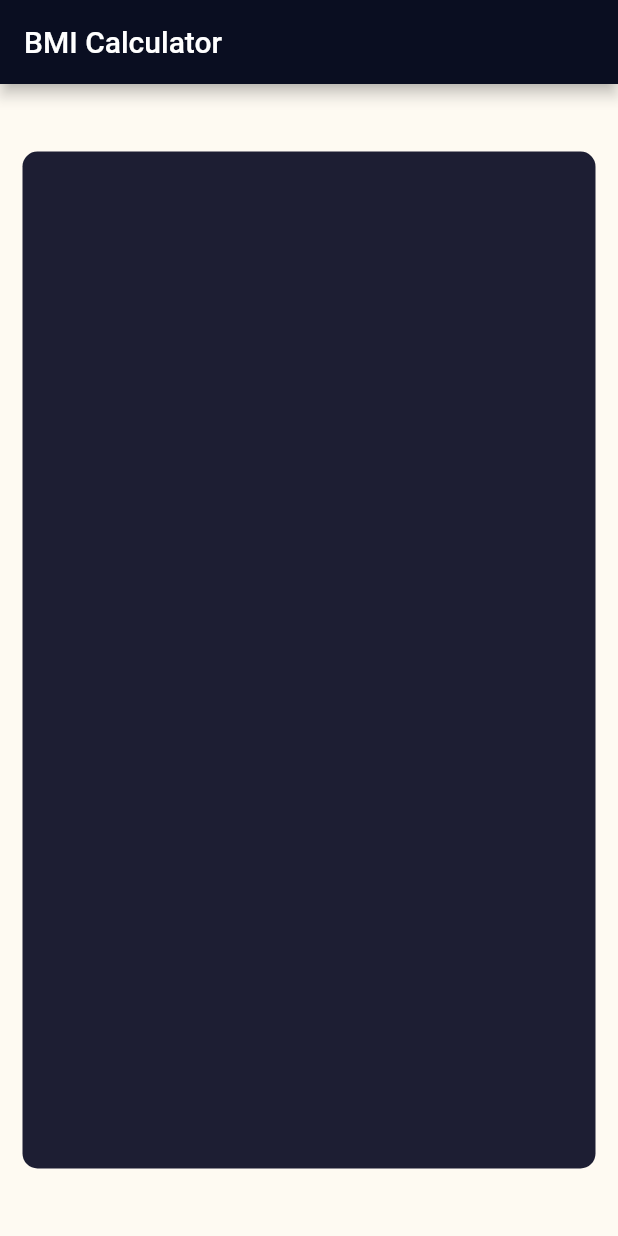
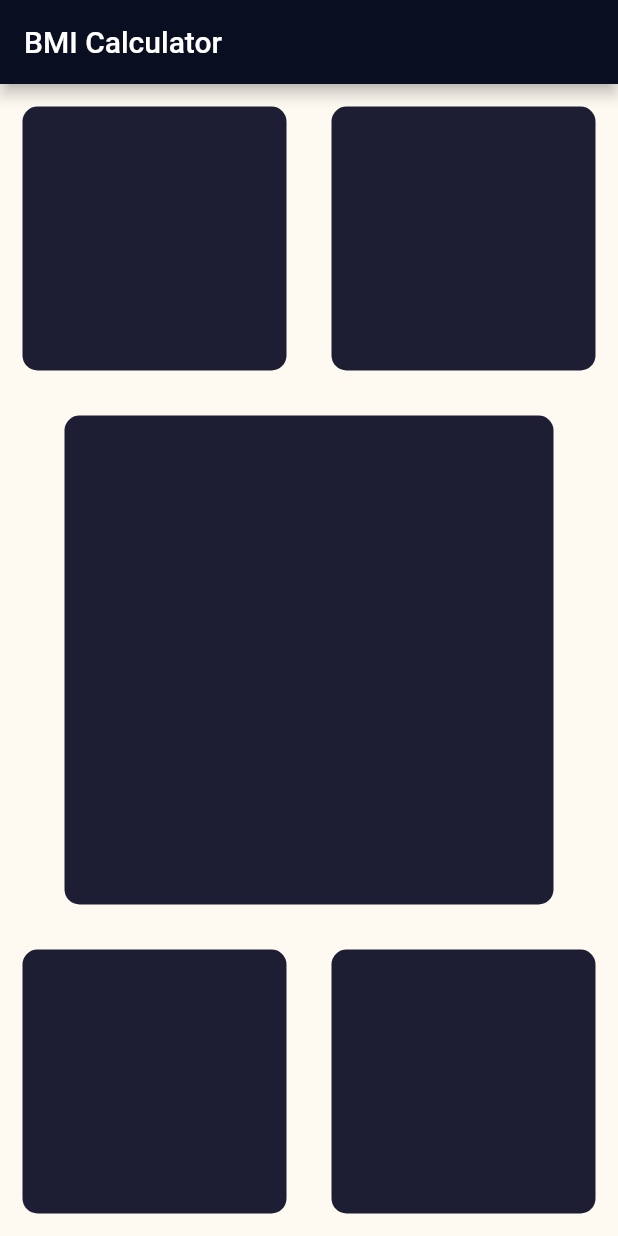
Before and after one commit to ghigbie/bmi-calculator-flutter, a Flutter app: the screen it shows after launch, on a phone screen of 412 x 824 dp. Run offline on Flutter 3.47's test engine with Material 2 defaults, Android fonts, the phone set to English and light mode, and no system bars.

```diff
--- a/lib/card_small.dart
+++ b/lib/card_small.dart
@@ -5,11 +5,14 @@ class CardSmall extends StatelessWidget{
   @override
   Widget build(BuildContext context) {
     return Expanded(
-      child: Container(
+      child: AspectRatio(
+        aspectRatio: 1/1,
+        child: Container(
         margin: EdgeInsets.all(CARD_MARGIN),
         decoration: BoxDecoration(
           color: Color(0xFF1D1E33), //color must be added to box doraction
           borderRadius: BorderRadius.circular(CARD_RADIUS)
+          ),
         ),
       ),
     );
--- a/lib/input_page.dart
+++ b/lib/input_page.dart
@@ -14,7 +14,8 @@ class _InputPageState extends State<InputPage> {
       appBar: AppBar(
         title: Text(APP_TITLE)
       ),
-      body: Column(
+      body: Center(
+          child: Column(
           children: <Widget>[
             Row(
               children: <Widget>[
@@ -30,6 +31,7 @@ class _InputPageState extends State<InputPage> {
               ],
             )
           ],
+        ),
       )
     );
   }
```
Lines whose indentation alone changed are shown as unchanged.
